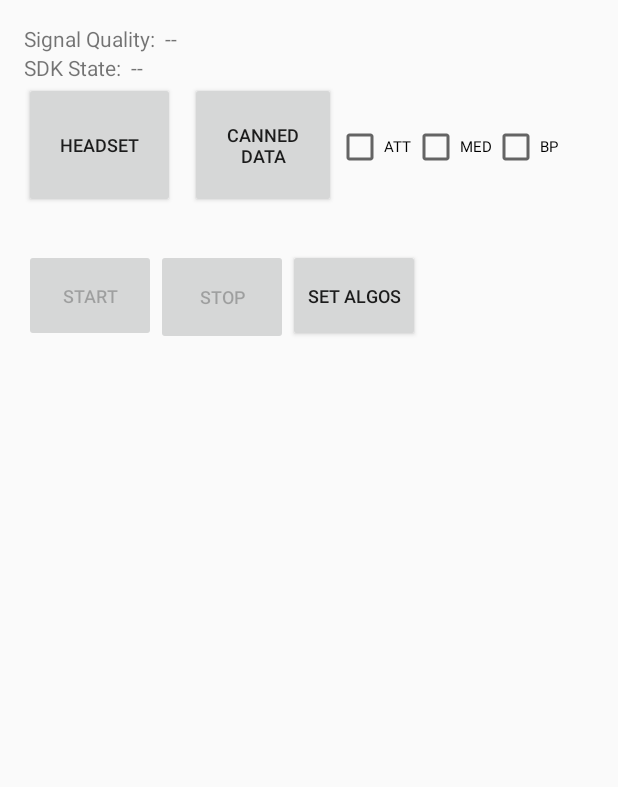
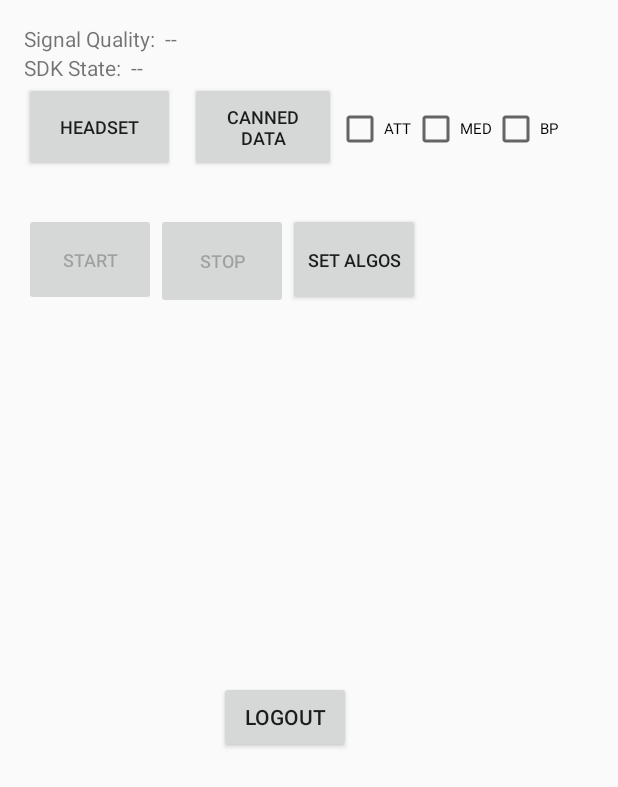
Before and after one commit to soomin0328/Graduation_Project, an Android app: the screen it shows after launch once a user with an empty profile is signed in (EEG), on a phone screen of 412 x 824 dp. Shown: the top 787 px of the screen. Run offline under Robolectric (Android 15) with nearby library versions, the phone set to English and light mode, and no system bars; our stand-ins replace Firebase (no records; nobody signed in at launch, a user with empty details on screens opened directly); 8 statements that could not run were skipped.

Commit message:
logout update

```diff
--- a/app/src/main/java/com/neurosky/algo_sdk_sample/EEG.java
+++ b/app/src/main/java/com/neurosky/algo_sdk_sample/EEG.java
@@ -64,18 +64,11 @@
     private int output_data_count = 0;
     private int raw_data_sec_len = 85;
 
-    private Button headsetButton;
-    private Button cannedButton;
-    private Button setAlgosButton;
-    private Button startButton;
-    private Button stopButton;
+    private Button headsetButton, cannedButton, setAlgosButton, startButton, stopButton, logoutButton;
 
-    private CheckBox attCheckBox;
-    private CheckBox medCheckBox;
-    private CheckBox bpCheckBox;
+    private CheckBox attCheckBox, medCheckBox, bpCheckBox;
 
-    private TextView stateText;
-    private TextView sqText;
+    private TextView stateText, sqText;
 
     private NskAlgoSdk nskAlgoSdk;
 
@@ -95,7 +88,7 @@
         FirebaseUser user = mAuth.getCurrentUser();
         String email = user.getEmail();
 
-        Toast.makeText(this, "현재로그인: " + email, Toast.LENGTH_LONG).show();
+        Toast.makeText(this, "Your id: " + email, Toast.LENGTH_LONG).show();
 
         int idx = email.indexOf("@");
         name = email.substring(0, idx);
@@ -104,10 +97,10 @@
             // (1) Make sure that the device supports Bluetooth and Bluetooth is on
             mBluetoothAdapter = BluetoothAdapter.getDefaultAdapter();
             if (mBluetoothAdapter == null || !mBluetoothAdapter.isEnabled()) {
-                Toast.makeText(
-                        this,
-                        "Please enable your Bluetooth and re-run this program !",
-                        Toast.LENGTH_LONG).show();
+//                Toast.makeText(
+//                        this,
+//                        "Please enable your Bluetooth and re-run this program !",
+//                        Toast.LENGTH_LONG).show();
                 //finish();
             }
         } catch (Exception e) {
@@ -121,6 +114,7 @@
         setAlgosButton = (Button) this.findViewById(R.id.setAlgosButton);
         startButton = (Button) this.findViewById(R.id.startButton);
         stopButton = (Button) this.findViewById(R.id.stopButton);
+        logoutButton = (Button) this.findViewById(R.id.logoutBtn);
 
         attCheckBox = (CheckBox) this.findViewById(R.id.attCheckBox);
         medCheckBox = (CheckBox) this.findViewById(R.id.medCheckBox);
@@ -297,6 +291,16 @@
                     }
                     showToast(sdkVersion, Toast.LENGTH_LONG);
                 }
+            }
+        });
+
+        logoutButton.setOnClickListener(new View.OnClickListener() {
+            @Override
+            public void onClick(View v) {
+                mAuth.signOut();
+                startActivity(new Intent(EEG.this,MainActivity.class));
+                finish();
+                Toast.makeText(getApplicationContext(),"Logout Success!",Toast.LENGTH_LONG).show();
             }
         });
 
--- a/app/src/main/java/com/neurosky/algo_sdk_sample/MainActivity.java
+++ b/app/src/main/java/com/neurosky/algo_sdk_sample/MainActivity.java
@@ -91,7 +91,6 @@
                             } else {
                                 currentUser = mAuth.getCurrentUser();
                                 int idx = email.indexOf("@");
-                                Toast.makeText(MainActivity.this, currentUser+"님 로그인!", Toast.LENGTH_SHORT).show();
                                 Intent goEEG = new Intent(MainActivity.this, EEG.class);
                                 finish();
                                 startActivity(goEEG);
--- a/app/src/main/res/layout/activity_eeg.xml
+++ b/app/src/main/res/layout/activity_eeg.xml
@@ -175,6 +175,19 @@
 
         </LinearLayout>
 
+        <LinearLayout
+            android:layout_width="match_parent"
+            android:layout_height="wrap_content"
+            android:layout_marginTop="250dp">
+
+            <Button
+                android:id="@+id/logoutBtn"
+                android:layout_width="wrap_content"
+                android:layout_height="match_parent"
+                android:layout_marginLeft="130dp"
+                android:text="logout"/>
+
+        </LinearLayout>
     </LinearLayout>
 
 
```
Also changed, not shown: 13 other files.
